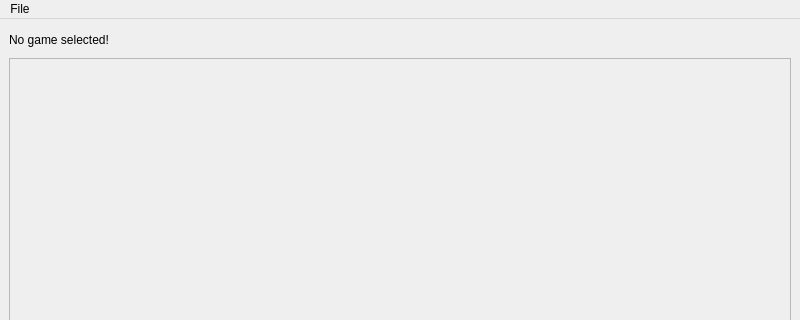
This is mainwindow.ui in gaiablade/RandoTracker as Qt 5 draws it before an edit; both pictures show x 0 to 800 and y 0 to 320 of the 800 by 600 pixel window. The edited form follows.
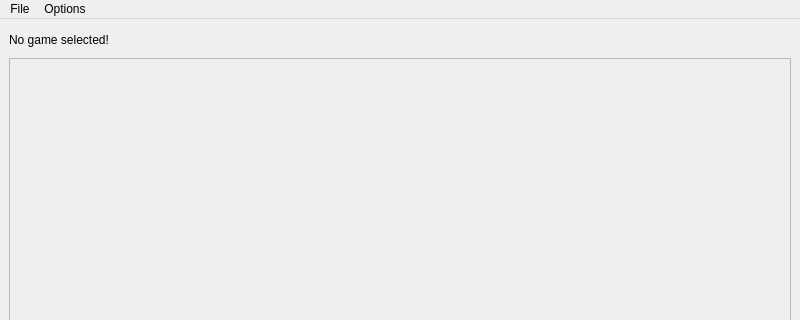
This is the edited form.

```diff
--- a/mainwindow.ui
+++ b/mainwindow.ui
@@ -70,7 +70,14 @@
     <addaction name="separator"/>
     <addaction name="actionExit"/>
    </widget>
+   <widget class="QMenu" name="menuOptions">
+    <property name="title">
+     <string>Options</string>
+    </property>
+    <addaction name="changeBgColor"/>
+   </widget>
    <addaction name="menuFile"/>
+   <addaction name="menuOptions"/>
   </widget>
   <widget class="QStatusBar" name="statusbar"/>
   <action name="actionOpen">
```
Left out of the diff: 5 changed lines with no effect on the pictures.
